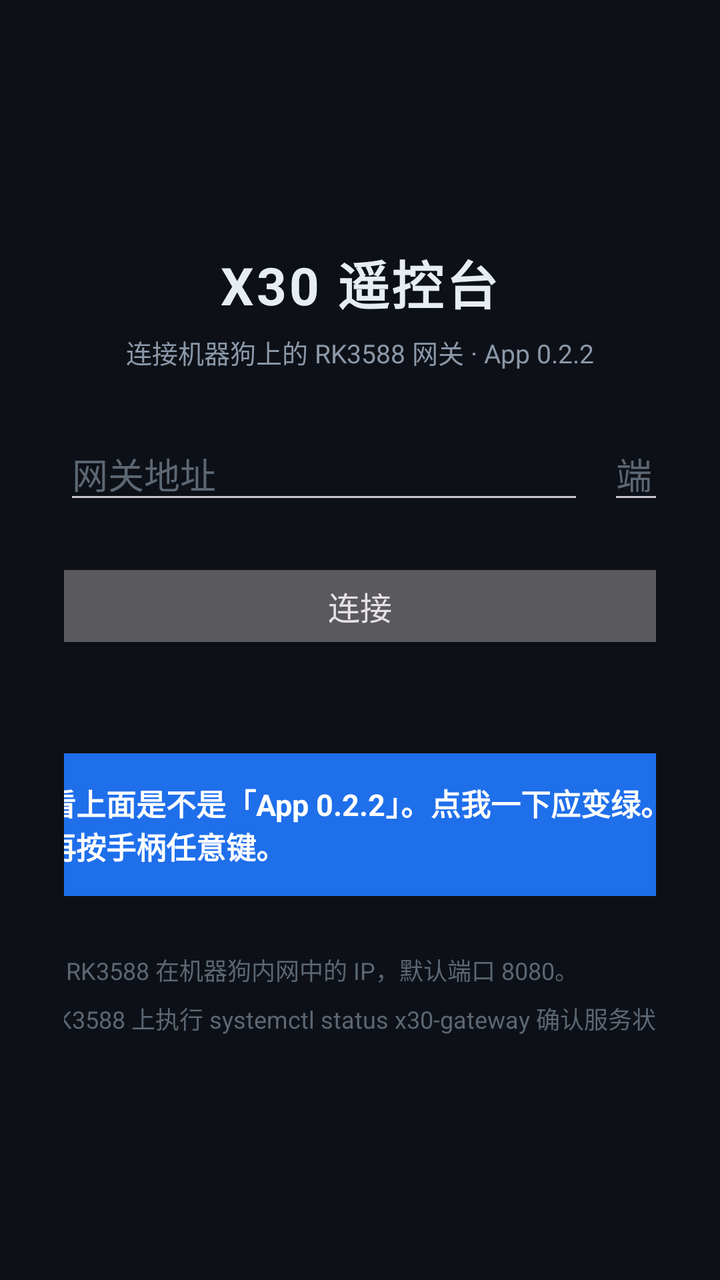
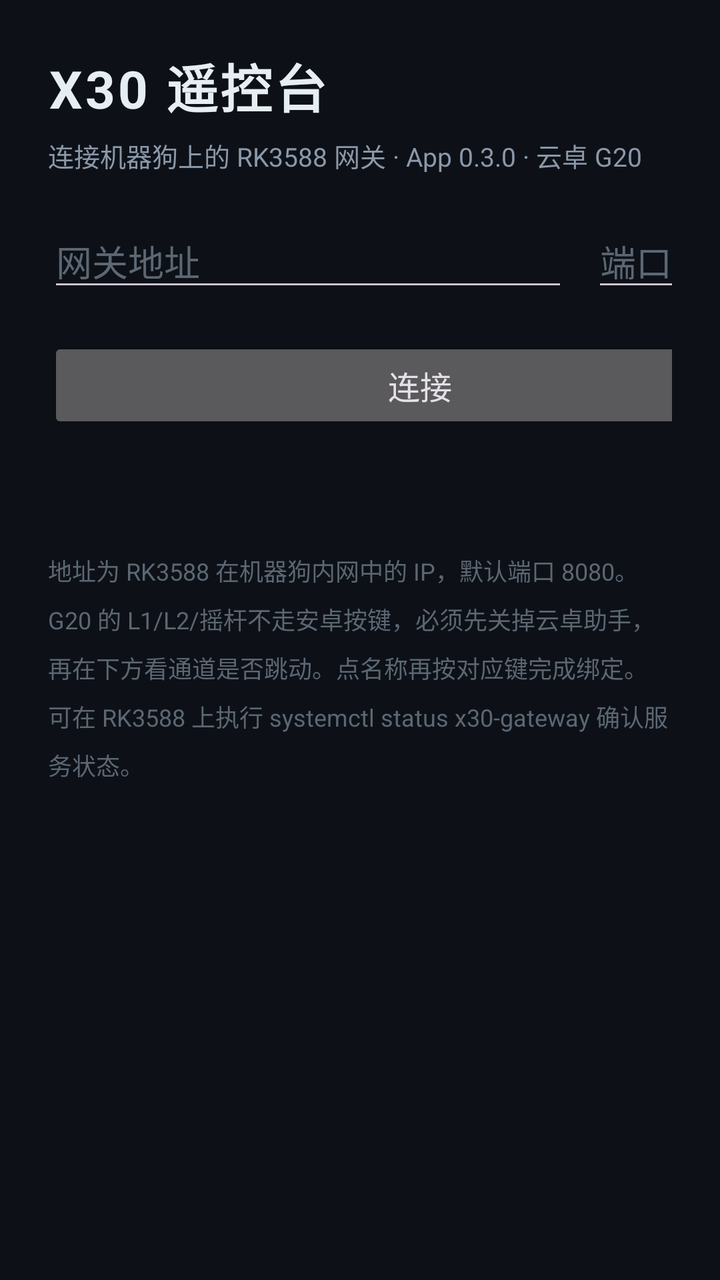

Screens rendered from an Android XML layout before and after an edit, with the pre-edit source and the edit as a unified diff.
<!-- AndroidManifest.xml: application theme Theme.X30 -->
<!-- res/layout/activity_connect.xml -->
<?xml version="1.0" encoding="utf-8"?>
<LinearLayout xmlns:android="http://schemas.android.com/apk/res/android"
    android:layout_width="match_parent"
    android:layout_height="match_parent"
    android:orientation="vertical"
    android:gravity="center"
    android:background="#0D1117"
    android:padding="32dp">

    <TextView
        android:layout_width="wrap_content"
        android:layout_height="wrap_content"
        android:text="@string/app_name"
        android:textColor="#E6EDF3"
        android:textSize="26sp"
        android:textStyle="bold"
        android:letterSpacing="0.05" />

    <TextView
        android:layout_width="wrap_content"
        android:layout_height="wrap_content"
        android:layout_marginTop="6dp"
        android:layout_marginBottom="28dp"
        android:text="@string/connect_subtitle"
        android:textColor="#8B98A9"
        android:textSize="13sp" />

    <LinearLayout
        android:layout_width="wrap_content"
        android:layout_height="wrap_content"
        android:orientation="horizontal">

        <EditText
            android:id="@+id/input_host"
            android:layout_width="260dp"
            android:layout_height="wrap_content"
            android:hint="@string/hint_host"
            android:inputType="text"
            android:digits="0123456789.abcdefghijklmnopqrstuvwxyz-"
            android:textColor="#E6EDF3"
            android:textColorHint="#5C6773"
            android:importantForAutofill="no" />

        <EditText
            android:id="@+id/input_port"
            android:layout_width="100dp"
            android:layout_height="wrap_content"
            android:layout_marginStart="12dp"
            android:hint="@string/hint_port"
            android:inputType="number"
            android:textColor="#E6EDF3"
            android:textColorHint="#5C6773"
            android:importantForAutofill="no" />
    </LinearLayout>

    <Button
        android:id="@+id/btn_connect"
        android:layout_width="372dp"
        android:layout_height="wrap_content"
        android:layout_marginTop="22dp"
        android:text="@string/connect"
        android:textSize="16sp" />

    <TextView
        android:id="@+id/hint"
        android:layout_width="372dp"
        android:layout_height="wrap_content"
        android:layout_marginTop="14dp"
        android:gravity="center"
        android:textColor="#F85149"
        android:textSize="13sp" />

    <TextView
        android:id="@+id/key_strip"
        android:layout_width="372dp"
        android:layout_height="wrap_content"
        android:layout_marginTop="18dp"
        android:padding="14dp"
        android:background="#1F6FEB"
        android:text="@string/key_strip_idle"
        android:textColor="#FFFFFF"
        android:textSize="15sp"
        android:textStyle="bold"
        android:focusable="true"
        android:focusableInTouchMode="true" />

    <TextView
        android:layout_width="372dp"
        android:layout_height="wrap_content"
        android:layout_marginTop="28dp"
        android:text="@string/connect_help"
        android:textColor="#5C6773"
        android:textSize="12sp"
        android:lineSpacingMultiplier="1.4" />

</LinearLayout>
<!-- resources referenced by this layout -->
<resources>
  <string name="app_name">X30 遥控台</string>
  <string name="connect">连接</string>
  <string name="connect_help">地址为 RK3588 在机器狗内网中的 IP，默认端口 8080。\n可在 RK3588 上执行 systemctl status x30-gateway 确认服务状态。</string>
  <string name="connect_subtitle">连接机器狗上的 RK3588 网关 · App 0.2.2</string>
  <string name="hint_host">网关地址</string>
  <string name="hint_port">端口</string>
  <string name="key_strip_idle">先看上面是不是「App 0.2.2」。点我一下应变绿。然后再按手柄任意键。</string>
  <style name="Theme.X30" parent="Theme.Material3.Dark.NoActionBar">
          <item name="android:statusBarColor">#0D1117</item>
          <item name="android:navigationBarColor">#0D1117</item>
          <item name="android:windowBackground">#0D1117</item>
      </style>
</resources>

<!-- the commit's change to res/layout/activity_connect.xml (unified diff, before → after) -->
@@ -1,96 +1,91 @@
 <?xml version="1.0" encoding="utf-8"?>
-<LinearLayout xmlns:android="http://schemas.android.com/apk/res/android"
+<ScrollView xmlns:android="http://schemas.android.com/apk/res/android"
     android:layout_width="match_parent"
     android:layout_height="match_parent"
-    android:orientation="vertical"
-    android:gravity="center"
     android:background="#0D1117"
-    android:padding="32dp">
-
-    <TextView
-        android:layout_width="wrap_content"
-        android:layout_height="wrap_content"
-        android:text="@string/app_name"
-        android:textColor="#E6EDF3"
-        android:textSize="26sp"
-        android:textStyle="bold"
-        android:letterSpacing="0.05" />
-
-    <TextView
-        android:layout_width="wrap_content"
-        android:layout_height="wrap_content"
-        android:layout_marginTop="6dp"
-        android:layout_marginBottom="28dp"
-        android:text="@string/connect_subtitle"
-        android:textColor="#8B98A9"
-        android:textSize="13sp" />
+    android:fillViewport="true">
 
     <LinearLayout
-        android:layout_width="wrap_content"
+        android:layout_width="match_parent"
         android:layout_height="wrap_content"
-        android:orientation="horizontal">
+        android:orientation="vertical"
+        android:padding="24dp">
 
-        <EditText
-            android:id="@+id/input_host"
-            android:layout_width="260dp"
+        <TextView
+            android:layout_width="wrap_content"
             android:layout_height="wrap_content"
-            android:hint="@string/hint_host"
-            android:inputType="text"
-            android:digits="0123456789.abcdefghijklmnopqrstuvwxyz-"
+            android:text="@string/app_name"
             android:textColor="#E6EDF3"
-            android:textColorHint="#5C6773"
-            android:importantForAutofill="no" />
+            android:textSize="26sp"
+            android:textStyle="bold"
+            android:letterSpacing="0.05" />
 
-        <EditText
-            android:id="@+id/input_port"
-            android:layout_width="100dp"
+        <TextView
+            android:layout_width="wrap_content"
             android:layout_height="wrap_content"
-            android:layout_marginStart="12dp"
-            android:hint="@string/hint_port"
-            android:inputType="number"
-            android:textColor="#E6EDF3"
-            android:textColorHint="#5C6773"
-            android:importantForAutofill="no" />
+            android:layout_marginTop="6dp"
+            android:layout_marginBottom="20dp"
+            android:text="@string/connect_subtitle"
+            android:textColor="#8B98A9"
+            android:textSize="13sp" />
+
+        <LinearLayout
+            android:layout_width="wrap_content"
+            android:layout_height="wrap_content"
+            android:orientation="horizontal">
+
+            <EditText
+                android:id="@+id/input_host"
+                android:layout_width="260dp"
+                android:layout_height="wrap_content"
+                android:hint="@string/hint_host"
+                android:inputType="text"
+                android:digits="0123456789.abcdefghijklmnopqrstuvwxyz-"
+                android:textColor="#E6EDF3"
+                android:textColorHint="#5C6773"
+                android:importantForAutofill="no" />
+
+            <EditText
+                android:id="@+id/input_port"
+                android:layout_width="100dp"
+                android:layout_height="wrap_content"
+                android:layout_marginStart="12dp"
+                android:hint="@string/hint_port"
+                android:inputType="number"
+                android:textColor="#E6EDF3"
+                android:textColorHint="#5C6773"
+                android:importantForAutofill="no" />
+        </LinearLayout>
+
+        <Button
+            android:id="@+id/btn_connect"
+            android:layout_width="372dp"
+            android:layout_height="wrap_content"
+            android:layout_marginTop="18dp"
+            android:text="@string/connect"
+            android:textSize="16sp" />
+
+        <TextView
+            android:id="@+id/hint"
+            android:layout_width="match_parent"
+            android:layout_height="wrap_content"
+            android:layout_marginTop="10dp"
+            android:textColor="#F85149"
+            android:textSize="13sp" />
+
+        <FrameLayout
+            android:id="@+id/rc_host"
+            android:layout_width="match_parent"
+            android:layout_height="wrap_content"
+            android:layout_marginTop="16dp" />
+
+        <TextView
+            android:layout_width="match_parent"
+            android:layout_height="wrap_content"
+            android:layout_marginTop="16dp"
+            android:text="@string/connect_help"
+            android:textColor="#5C6773"
+            android:textSize="12sp"
+            android:lineSpacingMultiplier="1.4" />
     </LinearLayout>
-
-    <Button
-        android:id="@+id/btn_connect"
-        android:layout_width="372dp"
-        android:layout_height="wrap_content"
-        android:layout_marginTop="22dp"
-        android:text="@string/connect"
-        android:textSize="16sp" />
-
-    <TextView
-        android:id="@+id/hint"
-        android:layout_width="372dp"
-        android:layout_height="wrap_content"
-        android:layout_marginTop="14dp"
-        android:gravity="center"
-        android:textColor="#F85149"
-        android:textSize="13sp" />
-
-    <TextView
-        android:id="@+id/key_strip"
-        android:layout_width="372dp"
-        android:layout_height="wrap_content"
-        android:layout_marginTop="18dp"
-        android:padding="14dp"
-        android:background="#1F6FEB"
-        android:text="@string/key_strip_idle"
-        android:textColor="#FFFFFF"
-        android:textSize="15sp"
-        android:textStyle="bold"
-        android:focusable="true"
-        android:focusableInTouchMode="true" />
-
-    <TextView
-        android:layout_width="372dp"
-        android:layout_height="wrap_content"
-        android:layout_marginTop="28dp"
-        android:text="@string/connect_help"
-        android:textColor="#5C6773"
-        android:textSize="12sp"
-        android:lineSpacingMultiplier="1.4" />
-
-</LinearLayout>
+</ScrollView>
<!-- resource entries referenced after the edit -->
@@ -2,11 +2,10 @@
 <resources>
   <string name="app_name">X30 遥控台</string>
   <string name="connect">连接</string>
-  <string name="connect_help">地址为 RK3588 在机器狗内网中的 IP，默认端口 8080。\n可在 RK3588 上执行 systemctl status x30-gateway 确认服务状态。</string>
-  <string name="connect_subtitle">连接机器狗上的 RK3588 网关 · App 0.2.2</string>
+  <string name="connect_help">地址为 RK3588 在机器狗内网中的 IP，默认端口 8080。\nG20 的 L1/L2/摇杆不走安卓按键，必须先关掉云卓助手，再在下方看通道是否跳动。点名称再按对应键完成绑定。\n可在 RK3588 上执行 systemctl status x30-gateway 确认服务状态。</string>
+  <string name="connect_subtitle">连接机器狗上的 RK3588 网关 · App 0.3.0 · 云卓 G20</string>
   <string name="hint_host">网关地址</string>
   <string name="hint_port">端口</string>
-  <string name="key_strip_idle">先看上面是不是「App 0.2.2」。点我一下应变绿。然后再按手柄任意键。</string>
   <style name="Theme.X30" parent="Theme.Material3.Dark.NoActionBar">
           <item name="android:statusBarColor">#0D1117</item>
           <item name="android:navigationBarColor">#0D1117</item>
